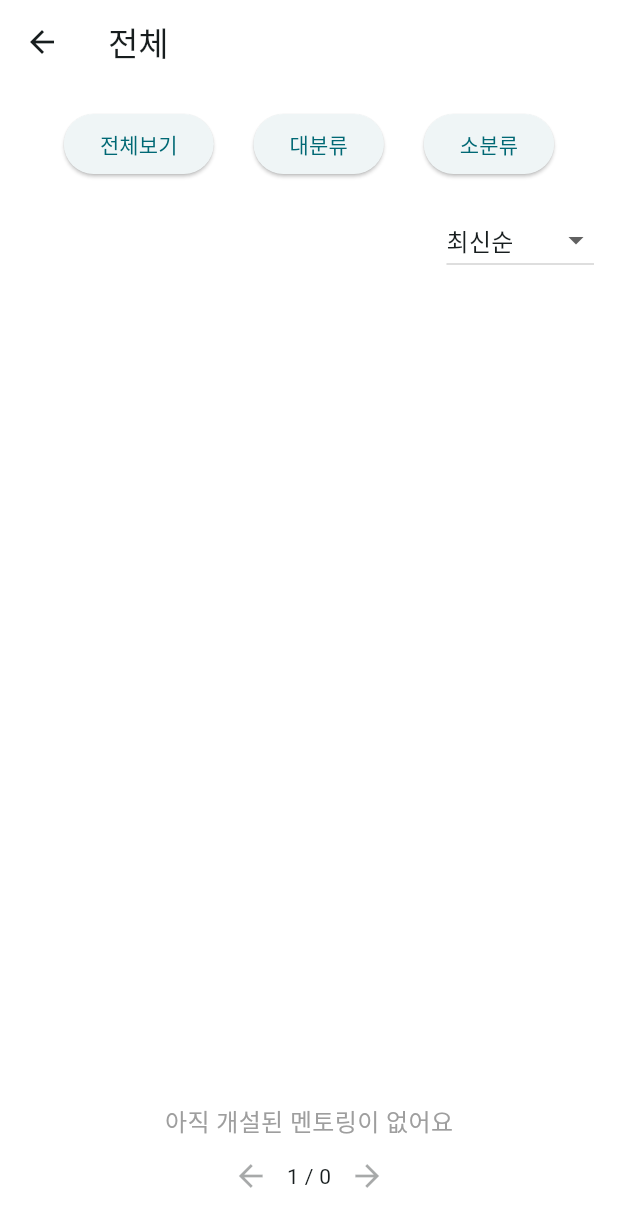
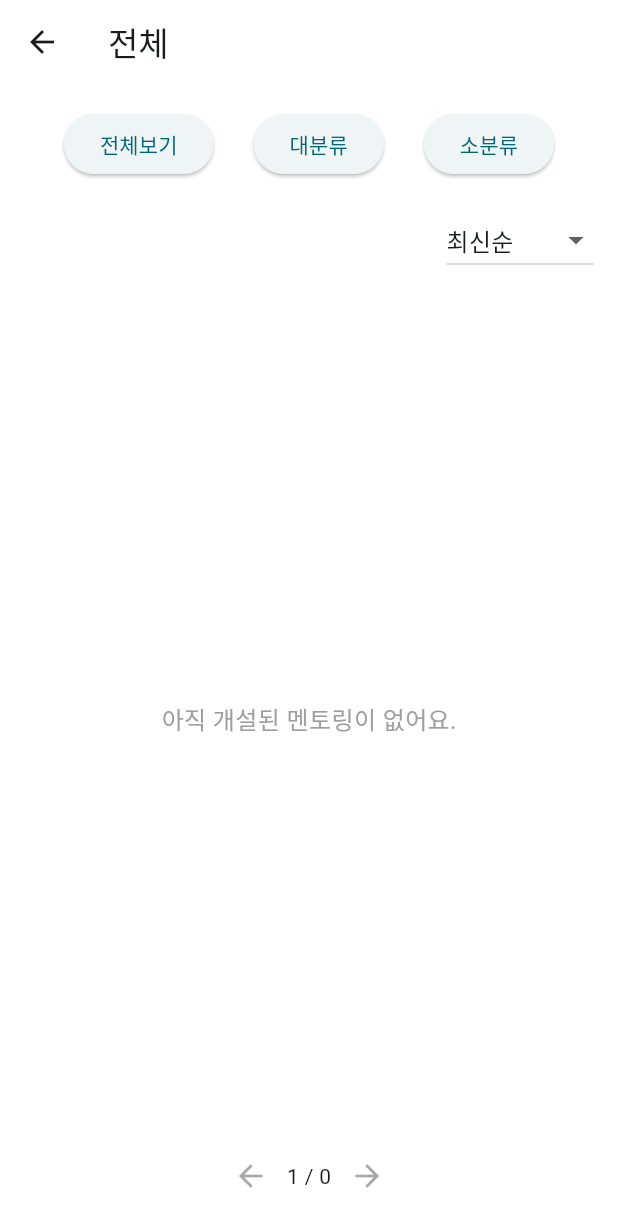
Before and after one commit to Bewheneverwhatiwant/PublicDataContest, a Flutter app: the screen it shows after launch, after a tap on "전체", on a phone screen of 412 x 824 dp. Shown: the top 1227 px of the screen. Run offline on Flutter 3.47's test engine with Material 3 defaults, Android fonts, the phone set to English and light mode, and no system bars; our stand-ins replace device_preview, file_picker, flutter_dotenv, hexcolor, permission_handler, shared_preferences and 1 more; network calls fail.

Commit message:
[ADD] 자잘한 디자인 디테일 수정

```diff
--- a/lib/appbar/home_appbar.dart
+++ b/lib/appbar/home_appbar.dart
@@ -73,7 +73,7 @@ class _HomeAppBarState extends State<HomeAppBar> {
       scrolledUnderElevation: 0, // 스크롤에 따른 앱 바 색상 변하는 오류 수정
       backgroundColor: Colors.white,
       leading: Padding(
-        padding: const EdgeInsets.all(8.0),
+        padding: const EdgeInsets.all(1.0),
         child: Image.asset(
           widget.logoPath,
           width: widget.logoWidth,
--- a/lib/bottomnavi.dart
+++ b/lib/bottomnavi.dart
@@ -18,6 +18,8 @@ class BottomNaviState extends State<BottomNavi> {
       backgroundColor: Colors.white,
       onTap: widget.onTabTapped,
       currentIndex: widget.currentIndex,
+      selectedItemColor: const Color(0xFF6F79F7),
+      unselectedItemColor: Colors.grey,
       items: const [
         BottomNavigationBarItem(
           icon: Icon(Icons.home),
--- a/lib/main.dart
+++ b/lib/main.dart
@@ -197,8 +197,8 @@ class _MyHomePageState extends State<MyHomePage> {
     return Scaffold(
       appBar: const HomeAppBar(
         logoPath: 'assets/images/logo.png',
-        logoWidth: 60.0,
-        logoHeight: 40.0,
+        logoWidth: 100.0,
+        logoHeight: 80.0,
       ),
       body: _children[_currentIndex],
       bottomNavigationBar: BottomNavi(
--- a/lib/mainpage/banner_gridbuttons/buttons.dart
+++ b/lib/mainpage/banner_gridbuttons/buttons.dart
@@ -190,13 +190,16 @@ class _ButtonsState extends State<Buttons> {
               height: 50,
               child: ElevatedButton(
                 style: ElevatedButton.styleFrom(
-                  backgroundColor: Colors.grey,
+                  backgroundColor: const Color(0xFF6F79F7),
                   foregroundColor: Colors.white,
                 ),
                 onPressed: () {
                   Navigator.pushNamed(context, '/makementoring');
                 },
-                child: const Text('멘토링 개설하기'),
+                child: const Text(
+                  '멘토링 개설하기',
+                  style: TextStyle(fontSize: 20, color: Colors.white),
+                ),
               ),
             ),
           ),
--- a/lib/mainpage/banner_gridbuttons/categories/categorytemplate.dart
+++ b/lib/mainpage/banner_gridbuttons/categories/categorytemplate.dart
@@ -31,7 +31,7 @@ class _CategoryTemplatePageState extends State<CategoryTemplatePage> {
   String _selectedOrder = '최신순';
   bool _isLoading = true;
   bool _hasError = false;
-  int _categoryKind = 1; // 기본값으로 초기화
+  int _categoryKind = 1;
 
   @override
   void initState() {
@@ -75,14 +75,14 @@ class _CategoryTemplatePageState extends State<CategoryTemplatePage> {
               }
               return false;
             }).map<Map<String, dynamic>>((dynamic item) {
+              String formattedDate = _formatDate(item['createdAt']);
               return {
                 'classId': item['classId'],
                 'mentorId': item['mentorId'],
                 'title': item['name']?.toString() ?? 'No Title',
                 'category': item['categoryName']?.toString() ?? 'No Category',
                 'price': '${item['price'] ?? 0}원',
-                'date': item['createdAt']?.toString() ?? 'No Date',
-                'rating': '5/5',
+                'date': formattedDate,
               };
             }).toList(),
           );
@@ -105,6 +105,11 @@ class _CategoryTemplatePageState extends State<CategoryTemplatePage> {
         _hasError = true;
       });
     }
+  }
+
+  String _formatDate(String date) {
+    final DateTime parsedDate = DateTime.parse(date);
+    return '${parsedDate.year}년${parsedDate.month.toString().padLeft(2, '0')}월${parsedDate.day.toString().padLeft(2, '0')}일';
   }
 
   @override
@@ -133,9 +138,11 @@ class _CategoryTemplatePageState extends State<CategoryTemplatePage> {
             _buildOrderDropdown(),
             const SizedBox(height: 16),
             Expanded(
-                child: _isLoading ? _buildLoading() : _buildMentoringList()),
-            if (!_isLoading && mentoringItems.isEmpty)
-              _buildNoMentoringMessage(),
+                child: _isLoading
+                    ? _buildLoading()
+                    : mentoringItems.isEmpty
+                        ? _buildNoMentoringMessage()
+                        : _buildMentoringList()),
             _buildPaginationControls(),
           ],
         ),
@@ -223,18 +230,11 @@ class _CategoryTemplatePageState extends State<CategoryTemplatePage> {
                   Text('가격: ${item['price']}'),
                   const SizedBox(height: 8),
                   Row(
-                    mainAxisAlignment: MainAxisAlignment.spaceBetween,
+                    mainAxisAlignment: MainAxisAlignment.end,
                     children: [
                       Text(
                         item['date']!,
                         style: const TextStyle(color: Colors.grey),
-                      ),
-                      Text(
-                        item['rating']!,
-                        style: const TextStyle(
-                          color: Colors.blue,
-                          fontWeight: FontWeight.bold,
-                        ),
                       ),
                     ],
                   ),
@@ -248,9 +248,9 @@ class _CategoryTemplatePageState extends State<CategoryTemplatePage> {
   }
 
   Widget _buildNoMentoringMessage() {
-    return Center(
+    return const Center(
       child: Text(
-        '아직 개설된 멘토링이 없어요',
+        '아직 개설된 멘토링이 없어요.',
         style: TextStyle(fontSize: 16, color: Colors.grey),
       ),
     );
--- a/lib/mainpage/banner_gridbuttons/categories/mentoring/mentoring_detail.dart
+++ b/lib/mainpage/banner_gridbuttons/categories/mentoring/mentoring_detail.dart
@@ -156,6 +156,8 @@ class _MentoringDetailPageState extends State<MentoringDetailPage> {
   Widget build(BuildContext context) {
     return Scaffold(
       appBar: AppBar(
+        scrolledUnderElevation: 0,
+        backgroundColor: Colors.white,
         title: const Text('멘토링 상세 설명'),
         leading: IconButton(
           icon: const Icon(Icons.arrow_back),
--- a/lib/mypage/menti/profile_menti.dart
+++ b/lib/mypage/menti/profile_menti.dart
@@ -28,6 +28,8 @@ class _ProfileMenteePageState extends State<ProfileMenteePage>
   Widget build(BuildContext context) {
     return Scaffold(
       appBar: AppBar(
+        scrolledUnderElevation: 0,
+        backgroundColor: Colors.white,
         title: Text('멘티 프로필'),
       ),
       body: SingleChildScrollView(
--- a/lib/mypage/mento/mento_myclass.dart
+++ b/lib/mypage/mento/mento_myclass.dart
@@ -20,6 +20,8 @@ class _MentoMyClassPageState extends State<MentoMyClassPage> {
   Widget build(BuildContext context) {
     return Scaffold(
       appBar: AppBar(
+        scrolledUnderElevation: 0,
+        backgroundColor: Colors.white,
         title: const Text('나의 모든 멘토링 관리'),
         actions: [
           IconButton(
```
Also changed, not shown: lib/chatingpage/mychatlist.dart (+13 -3 lines), lib/mypage/menti/mypage_mentee.dart (+7 -2 lines), lib/mypage/mento/mypage_mento.dart (+8 -3 lines).
